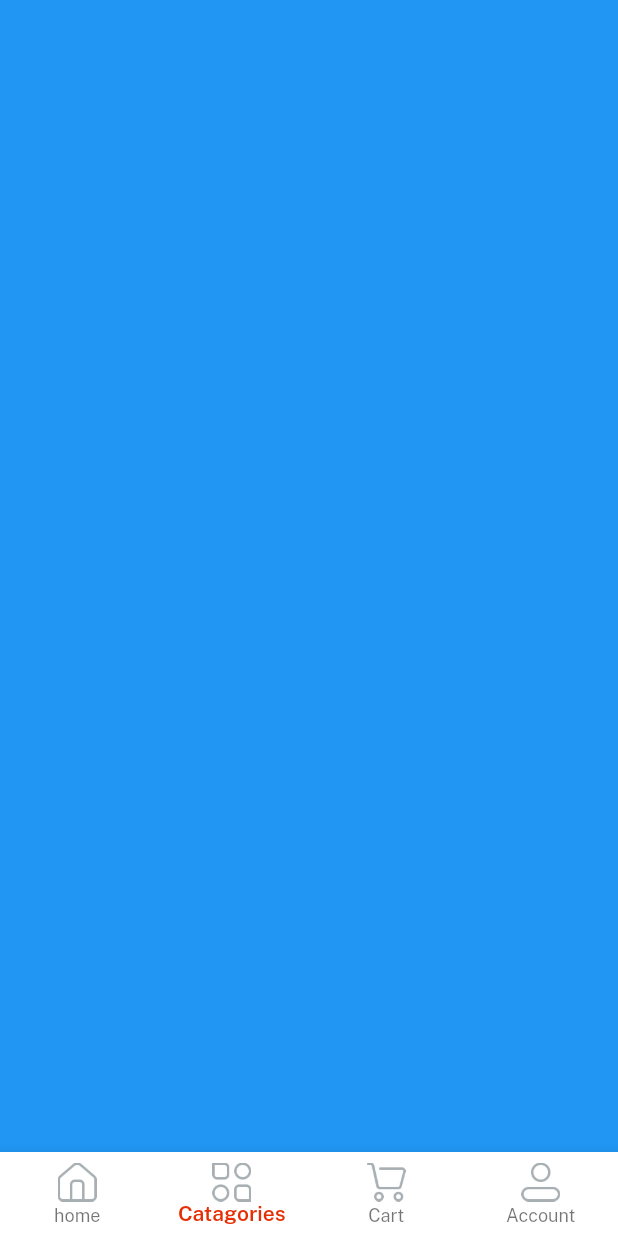
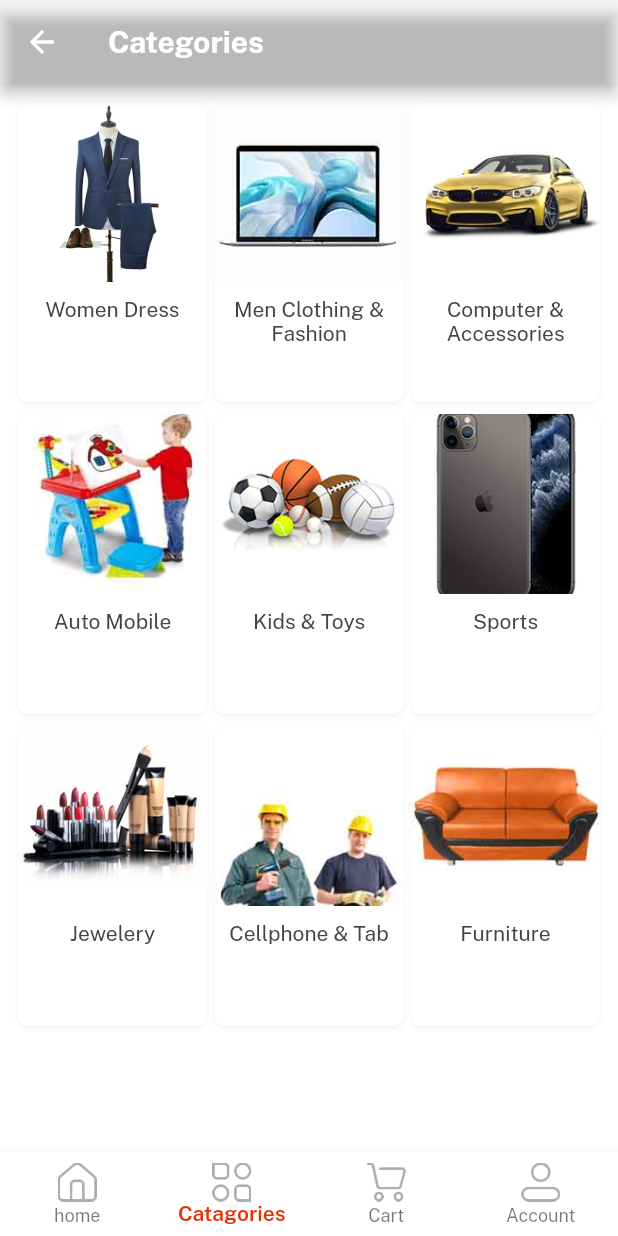
Before and after one commit to majharul-islam181/ecommerce, a Flutter app: the Home screen opened directly, item 2 of the bottom bar chosen, on a phone screen of 412 x 824 dp. Run offline on Flutter 3.47's test engine with Material 2 defaults, Android fonts, the phone set to English and light mode, and no system bars; our stand-ins replace get, velocity_x.

Commit message:
category screen done

```diff
--- a/lib/consts/lists.dart
+++ b/lib/consts/lists.dart
@@ -12,4 +12,27 @@ const featuredImage2 = [imgS4, imgS5, imgS6];
 const featuredTitles1 = [womenDress, girlsDress, girlsWatches];
 const featuredTitles2 = [boysGlasses, mobilePhone, tshirts];
 
-const demoLaptopName = ["Laptop1","Laptop2","Laptop3","Laptop4","Laptop5","Laptop6",];
+const demoLaptopName = [
+  "Laptop1",
+  "Laptop2",
+  "Laptop3",
+  "Laptop4",
+  "Laptop5",
+  "Laptop6",
+];
+
+const categoriesList = [
+  womenDress,
+  menClothingFashion,
+  compAccess,
+  autoMobile,
+  kidtoys,
+  sports,
+  jewelery,
+  cellphone,
+  furniture,
+];
+
+const categoryImage = [
+  imgFc1,imgFc2,imgFc3,imgFc4,imgFc5,imgFc6,imgFc7,imgFc8,imgFc9
+];
--- a/lib/consts/strings.dart
+++ b/lib/consts/strings.dart
@@ -41,3 +41,14 @@ const topCategoris = "Top Catagories";
 const featuredCategories = "Featured Categories";
 
 const featuredProduct = "Featured Products";
+
+// Category Strings
+const womenClothing = "Women Clothing",
+    menClothingFashion = "Men Clothing & Fashion",
+    compAccess = "Computer & Accessories",
+    autoMobile = "Auto Mobile",
+    kidtoys = "Kids & Toys",
+    sports = "Sports",
+    jewelery = "Jewelery",
+    cellphone = "Cellphone & Tab",
+    furniture = "Furniture";
--- a/lib/views/category_screen/category_screen.dart
+++ b/lib/views/category_screen/category_screen.dart
@@ -1,12 +1,41 @@
 import 'package:ecommerce/consts/consts.dart';
-import 'package:flutter/src/widgets/container.dart';
-import 'package:flutter/src/widgets/framework.dart';
+import 'package:ecommerce/consts/lists.dart';
 
 class CategoryScreen extends StatelessWidget {
   const CategoryScreen({super.key});
 
   @override
   Widget build(BuildContext context) {
-    return Container(color: Colors.blue,);
+    return Scaffold(
+      appBar: AppBar(
+        title: "Categories".text.fontFamily(bold).white.make(),
+      ),
+      body: SingleChildScrollView(
+        child: Container(
+          padding: const EdgeInsets.all(12),
+          child: GridView.builder(
+            shrinkWrap: true,
+            itemCount: 9,
+            physics: const NeverScrollableScrollPhysics(),
+            gridDelegate: const SliverGridDelegateWithFixedCrossAxisCount(
+                crossAxisCount: 3,
+                mainAxisExtent: 200,
+                crossAxisSpacing: 5,
+                mainAxisSpacing: 8),
+            itemBuilder: (context, index) {
+              return Column(
+                children: [
+                  Image.asset(categoryImage[index], width: 200,height: 120,
+                  fit: BoxFit.cover,),
+                  10.heightBox,
+                  categoriesList[index].text.color(darkFontGrey).align(TextAlign.center).make(),
+
+                ],
+              ).box.white.roundedSM.clip(Clip.antiAlias).outerShadowSm.make();
+            },
+          ),
+        ),
+      ),
+    );
   }
 }
```
